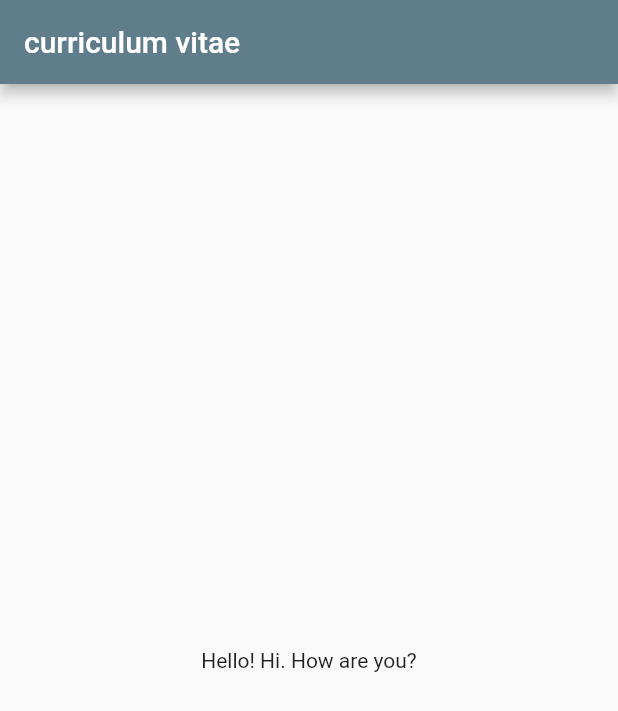
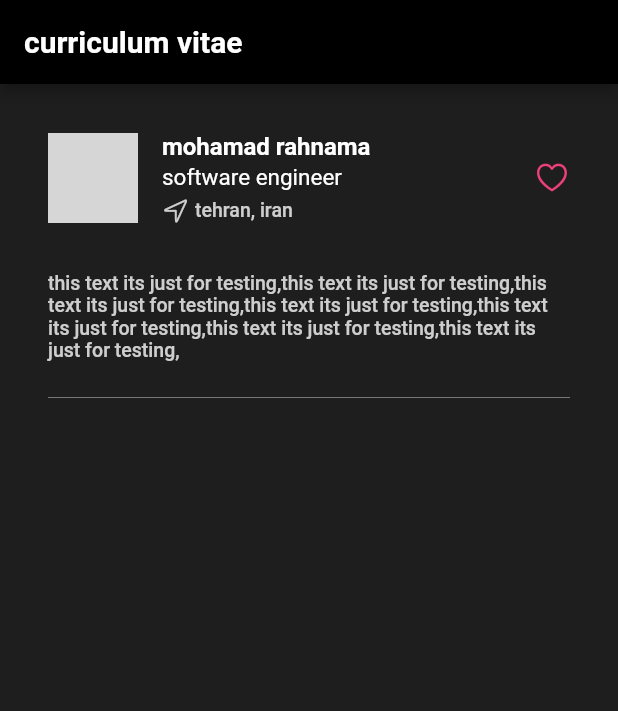
Before and after one commit to m-rhnm/flutter_application_1, a Flutter app: the screen it shows after launch, on a phone screen of 412 x 824 dp. Shown: the top 711 px of the screen. Run offline on Flutter 3.47's test engine with Material 3 defaults, Android fonts, the phone set to English and light mode, and no system bars; our stand-ins replace google_fonts; grey boxes are pictures that could not be loaded.

Commit message:
Implemented_profile_page_to_divider

```diff
--- a/lib/main.dart
+++ b/lib/main.dart
@@ -1,4 +1,6 @@
+import 'package:flutter/cupertino.dart';
 import 'package:flutter/material.dart';
+import 'package:google_fonts/google_fonts.dart';
 
 void main() {
   runApp(const MyApp());
@@ -30,6 +32,28 @@ class MyApp extends StatelessWidget {
         // tested with just a hot reload.
         //
         primarySwatch: Colors.blueGrey,
+        primaryColor: Colors.pink.shade400,
+        brightness: Brightness.dark,
+        dividerColor:  Color.fromARGB(100, 255, 255, 255),
+        dividerTheme: DividerThemeData(indent: 32,endIndent: 32,),
+        scaffoldBackgroundColor: Color.fromARGB(255, 30, 30, 30),
+        appBarTheme: AppBarTheme(backgroundColor: Colors.black),
+        textTheme: GoogleFonts.latoTextTheme().copyWith(
+          bodyMedium: TextStyle(fontSize: 15, color: Colors.white),
+          bodyLarge: TextStyle(
+            fontSize: 13,
+            color: Color.fromARGB(200, 255, 255, 255),
+          ),
+          titleLarge: TextStyle(
+            fontWeight: FontWeight.bold,
+            color: Colors.white,
+          ),
+          titleMedium: TextStyle(
+            fontSize: 16,
+            fontWeight: FontWeight.bold,
+            color: Colors.white,
+          ),
+        ),
         useMaterial3: false,
       ),
       home: MyHomePage(),
@@ -41,10 +65,64 @@ class MyHomePage extends StatelessWidget {
   @override
   Widget build(BuildContext context) {
     return Scaffold(
-      appBar: AppBar(
-
-        title: Text('curriculum vitae'),),
-      body: Center(child: Text('Hello! Hi. How are you?')),
+      appBar: AppBar(title: Text('curriculum vitae')),
+      body: Column(
+        children: [
+          Padding(
+            padding: const EdgeInsets.all(32.0),
+            child: Row(
+              children: [
+                ClipRRect(
+                  borderRadius: BorderRadius.circular(8),
+                  child: Image.asset(
+                    'images/profile_image.png',
+                    width: 60,
+                    height: 60,
+                  ),
+                ),
+                SizedBox(width: 16),
+                Expanded(
+                  child: Column(
+                    crossAxisAlignment: CrossAxisAlignment.start,
+                    children: [
+                      Text(
+                        'mohamad rahnama',
+                        style: Theme.of(context).textTheme.titleMedium,
+                      ),
+                      SizedBox(height: 2),
+                      Text('software engineer'),
+                      SizedBox(height: 4),
+                      Row(
+                        children: [
+                          Icon(
+                            size: 18,
+                            CupertinoIcons.location,
+                            color: Theme.of(context).textTheme.bodyLarge!.color,
+                          ),
+                          SizedBox(width: 4),
+                          Text(
+                            "tehran, iran",
+                            style: Theme.of(context).textTheme.bodyLarge,
+                          ),
+                        ],
+                      ),
+                    ],
+                  ),
+                ),
+                Icon(CupertinoIcons.heart,color: Theme.of(context).primaryColor,),
+              ],
+            ),
+          ),
+          Padding(
+            padding: const EdgeInsets.fromLTRB(32, 0, 32, 16),
+            child: Text(
+              "this text its just for testing,this text its just for testing,this text its just for testing,this text its just for testing,this text its just for testing,this text its just for testing,this text its just for testing,",
+              style: Theme.of(context).textTheme.bodyLarge,
+            ),
+          ),
+          Divider()
+        ],
+      ),
     );
   }
 }
```
Also changed, not shown: pubspec.yaml (+4 -3 lines), assets/images/app_icon_01.png (added), assets/images/app_icon_02.png (added), assets/images/app_icon_03.png (added), assets/images/app_icon_04.png (added), assets/images/app_icon_05.png (added), assets/images/profile_image.png (added), pubspec.lock.
